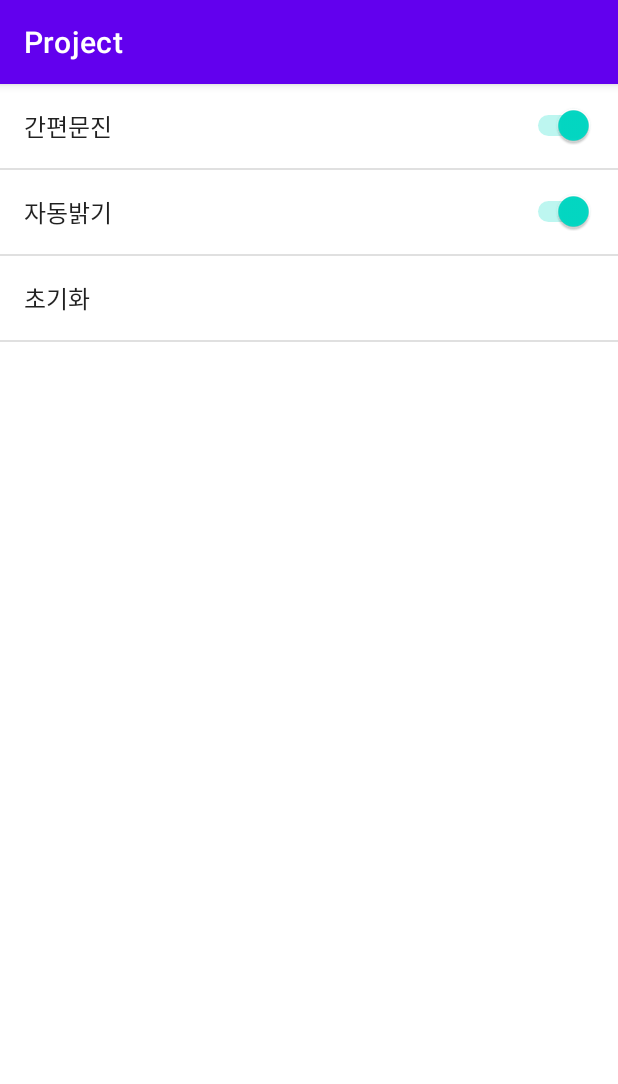
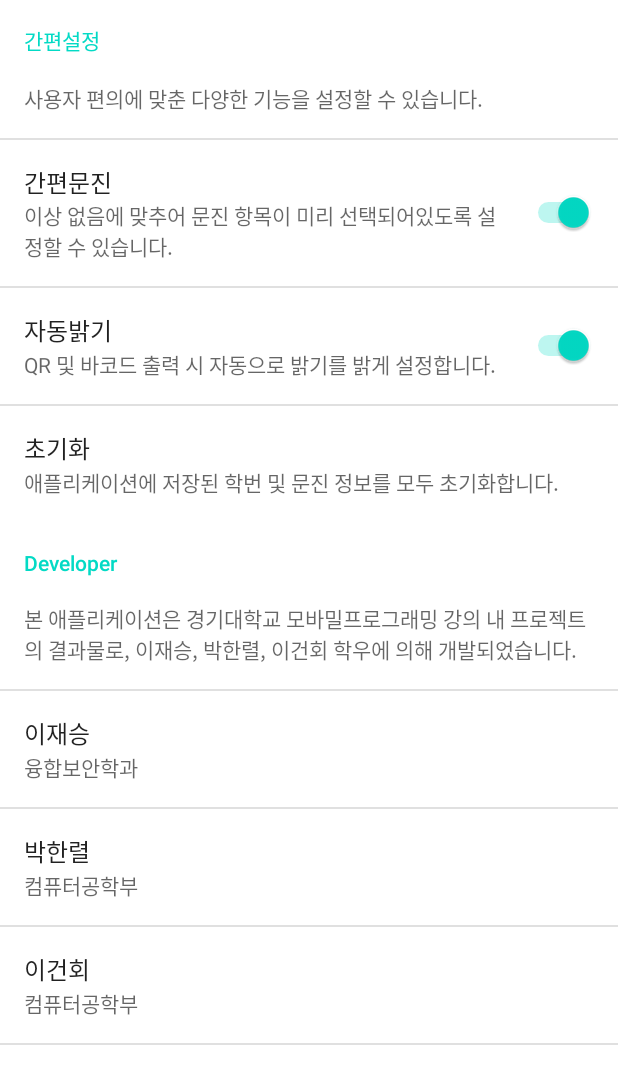
Before and after one commit to g0pher98/kgu-selfcheck, an Android app: the SettingActivity screen opened directly, with no data from a screen before it, on a phone screen of 412 x 824 dp. Shown: the top 1084 px of the screen. Run offline under Robolectric (Android 15) with nearby library versions, the phone set to English and light mode, and no system bars; our stand-ins replace Volley; libraries missing offline, so code that uses them is left out: com.journeyapps.barcodescanner; network calls fail.

Commit message:
설정 페이지 내용 추가

```diff
--- a/app/src/main/java/com/example/project/SettingActivity.java
+++ b/app/src/main/java/com/example/project/SettingActivity.java
@@ -2,6 +2,7 @@ package com.example.project;
 
 import android.os.Bundle;
 
+import androidx.appcompat.app.ActionBar;
 import androidx.appcompat.app.AppCompatActivity;
 
 public class SettingActivity extends AppCompatActivity {
@@ -9,5 +10,8 @@ public class SettingActivity extends AppCompatActivity {
     protected void onCreate(Bundle savedInstanceState){
         super.onCreate(savedInstanceState);
         setContentView(R.layout.activity_setting);
+
+        ActionBar actionBar = getSupportActionBar();
+        actionBar.hide();
     }
 }
--- a/app/src/main/res/xml/settings.xml
+++ b/app/src/main/res/xml/settings.xml
@@ -1,17 +1,47 @@
 <?xml version="1.0" encoding="utf-8"?>
 <PreferenceScreen xmlns:android="http://schemas.android.com/apk/res/android">
+    <PreferenceCategory android:title="간편설정">
+        <Preference
+            android:key=""
+            android:summary="사용자 편의에 맞춘 다양한 기능을 설정할 수 있습니다."
+            />
         <SwitchPreference
             android:title="간편문진"
+            android:summary="이상 없음에 맞추어 문진 항목이 미리 선택되어있도록 설정할 수 있습니다."
             android:key="simple"
             android:defaultValue="true"
             />
         <SwitchPreference
             android:title="자동밝기"
+            android:summary="QR 및 바코드 출력 시 자동으로 밝기를 밝게 설정합니다."
             android:key="bright"
             android:defaultValue="true"
             />
         <Preference
             android:title="초기화"
+            android:summary="애플리케이션에 저장된 학번 및 문진 정보를 모두 초기화합니다."
             android:key="reset"
             />
+    </PreferenceCategory>
+    <PreferenceCategory android:title="Developer">
+        <Preference
+            android:key=""
+            android:summary="본 애플리케이션은 경기대학교 모바밀프로그래밍 강의 내 프로젝트의 결과물로, 이재승, 박한렬, 이건회 학우에 의해 개발되었습니다. "
+            />
+        <Preference
+            android:title="이재승"
+            android:key=""
+            android:summary="융합보안학과"
+            />
+        <Preference
+            android:title="박한렬"
+            android:key=""
+            android:summary="컴퓨터공학부"
+            />
+        <Preference
+            android:title="이건회"
+            android:key=""
+            android:summary="컴퓨터공학부"
+            />
+    </PreferenceCategory>
 </PreferenceScreen>
```
Also changed, not shown: app/src/main/java/com/example/project/MainActivity.java (+8 -3 lines), 9 other files. Lines whose indentation alone changed are shown as unchanged.
